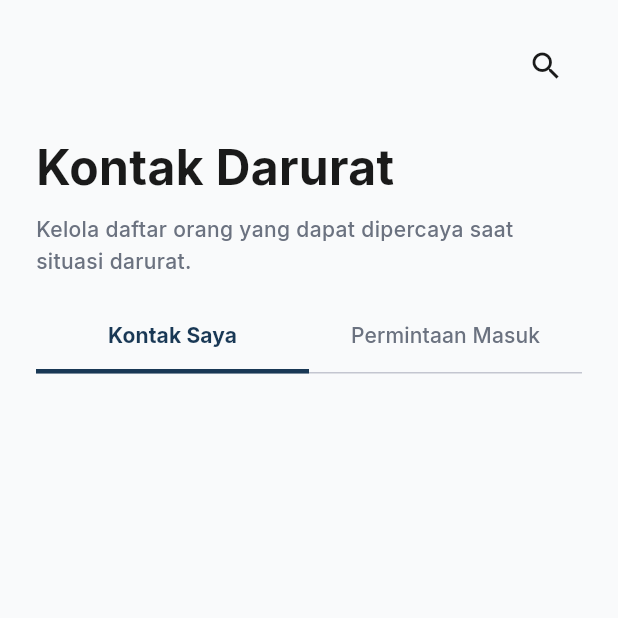
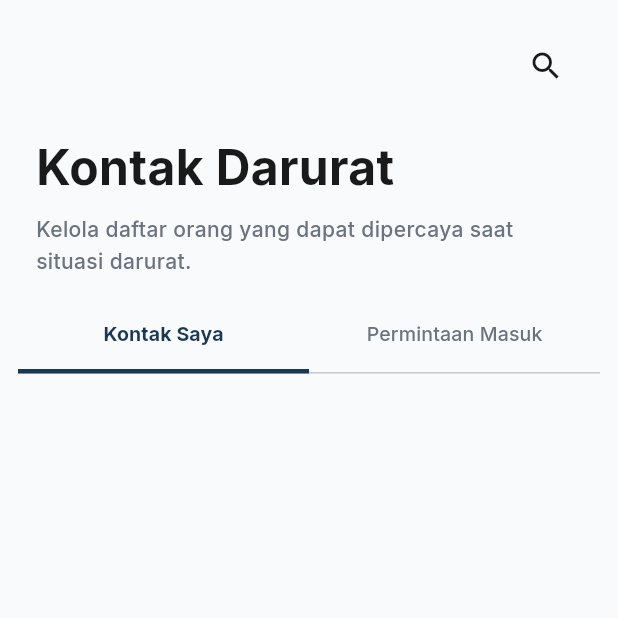
Before and after one commit to Firsandi/Safe, a Flutter app: the EmergencyContactsPage screen opened directly, on a phone screen of 412 x 824 dp, the top half of it. Run offline on Flutter 3.47's test engine with Material 3 defaults, Android fonts, the phone set to English and light mode, and no system bars; our stand-ins replace audioplayers, dartz, dio, equatable, firebase_core, firebase_messaging and 10 more; accounts and stored records are empty; network calls fail; project files that could hold a hidden picture were left out.

Commit message:
feat: refine localization, fix SOS button layout, resolve tab bar overflow and WA/Call launching

```diff
--- a/lib/features/emergency/presentation/pages/emergency_contacts_page.dart
+++ b/lib/features/emergency/presentation/pages/emergency_contacts_page.dart
@@ -110,31 +110,50 @@ class _EmergencyContactsPageState extends State<EmergencyContactsPage> {
 
                 // Custom TabBar
                 Padding(
-                  padding: const EdgeInsets.symmetric(horizontal: 24),
+                  padding: const EdgeInsets.symmetric(horizontal: 12),
                   child: TabBar(
                     labelColor: const Color(0xFF193855),
                     unselectedLabelColor: AppColors.textGrey,
                     indicatorColor: const Color(0xFF193855),
                     indicatorSize: TabBarIndicatorSize.tab,
                     indicatorWeight: 3,
-                    labelStyle: AppTextStyles.subHeading.copyWith(fontWeight: FontWeight.bold, fontSize: 14),
-                    unselectedLabelStyle: AppTextStyles.subHeading.copyWith(fontSize: 14),
+                    labelPadding: const EdgeInsets.symmetric(horizontal: 4),
+                    labelStyle: AppTextStyles.subHeading.copyWith(fontWeight: FontWeight.bold, fontSize: 13),
+                    unselectedLabelStyle: AppTextStyles.subHeading.copyWith(fontSize: 13),
                     tabs: [
-                      Tab(text: AppLocalizations.of(context)!.myContacts),
                       Tab(
+                        child: FittedBox(
+                          fit: BoxFit.scaleDown,
+                          child: Text(AppLocalizations.of(context)!.myContacts),
+                        ),
+                      ),
+                      Tab(
+                        child: FittedBox(
+                          fit: BoxFit.scaleDown,
                           child: Row(
                             mainAxisAlignment: MainAxisAlignment.center,
                             children: [
                               Text(AppLocalizations.of(context)!.incomingRequests),
                               if (pendingCount > 0) ...[
-                              const SizedBox(width: 6),
+                                const SizedBox(width: 4),
                                 Container(
-                                padding: const EdgeInsets.all(6),
-                                decoration: const BoxDecoration(color: Colors.red, shape: BoxShape.circle),
-                                child: Text('$pendingCount', style: const TextStyle(color: Colors.white, fontSize: 10, fontWeight: FontWeight.bold)),
+                                  padding: const EdgeInsets.symmetric(horizontal: 5, vertical: 2),
+                                  decoration: BoxDecoration(
+                                    color: Colors.red,
+                                    borderRadius: BorderRadius.circular(10),
+                                  ),
+                                  child: Text(
+                                    '$pendingCount',
+                                    style: const TextStyle(
+                                      color: Colors.white,
+                                      fontSize: 9,
+                                      fontWeight: FontWeight.bold,
+                                    ),
+                                  ),
                                 ),
                               ],
                             ],
+                          ),
                         ),
                       ),
                     ],
@@ -448,14 +467,40 @@ class _EmergencyContactsPageState extends State<EmergencyContactsPage> {
 
   Future<void> _launchDialer(String phone) async {
     final uri = Uri(scheme: 'tel', path: phone);
-    if (await canLaunchUrl(uri)) { await launchUrl(uri); }
+    try {
+      final success = await launchUrl(uri);
+      if (!success && mounted) {
+        ScaffoldMessenger.of(context).showSnackBar(
+          const SnackBar(content: Text('Failed to open dialer')),
+        );
+      }
+    } catch (e) {
+      if (mounted) {
+        ScaffoldMessenger.of(context).showSnackBar(
+          SnackBar(content: Text('Could not open dialer: $e')),
+        );
+      }
+    }
   }
 
   Future<void> _launchWhatsApp(String phone) async {
     String cleaned = phone.replaceAll(RegExp(r'[^0-9]'), '');
     if (cleaned.startsWith('0')) cleaned = '62${cleaned.substring(1)}';
     final uri = Uri.parse('https://wa.me/$cleaned');
-    if (await canLaunchUrl(uri)) { await launchUrl(uri, mode: LaunchMode.externalApplication); }
+    try {
+      final success = await launchUrl(uri, mode: LaunchMode.externalApplication);
+      if (!success && mounted) {
+        ScaffoldMessenger.of(context).showSnackBar(
+          const SnackBar(content: Text('Failed to launch WhatsApp')),
+        );
+      }
+    } catch (e) {
+      if (mounted) {
+        ScaffoldMessenger.of(context).showSnackBar(
+          SnackBar(content: Text('Could not launch WhatsApp: $e')),
+        );
+      }
+    }
   }
 
   void _showContactProfile(ContactEntity contact) {
--- a/lib/l10n/app_localizations.dart
+++ b/lib/l10n/app_localizations.dart
@@ -823,6 +823,54 @@ abstract class AppLocalizations {
   /// In en, this message translates to:
   /// **'If permissions are not granted, please enable them manually in the App Settings.'**
   String get openSettingsInstruction;
+
+  /// No description provided for @severeShakeDetected.
+  ///
+  /// In en, this message translates to:
+  /// **'Severe Shake Detected'**
+  String get severeShakeDetected;
+
+  /// No description provided for @fallDetected.
+  ///
+  /// In en, this message translates to:
+  /// **'Fall Detected'**
+  String get fallDetected;
+
+  /// No description provided for @crashImpactDetected.
+  ///
+  /// In en, this message translates to:
+  /// **'Crash & Impact Detected'**
+  String get crashImpactDetected;
+
+  /// No description provided for @severeImpactDetected.
+  ///
+  /// In en, this message translates to:
+  /// **'Severe Impact Detected'**
+  String get severeImpactDetected;
+
+  /// No description provided for @impactForceLabel.
+  ///
+  /// In en, this message translates to:
+  /// **'IMPACT FORCE'**
+  String get impactForceLabel;
+
+  /// No description provided for @locationLabel.
+  ///
+  /// In en, this message translates to:
+  /// **'LOCATION'**
+  String get locationLabel;
+
+  /// No description provided for @connectionIssuesTitle.
+  ///
+  /// In en, this message translates to:
+  /// **'Connection Issues'**
+  String get connectionIssuesTitle;
+
+  /// No description provided for @connectionIssuesDesc.
+  ///
+  /// In en, this message translates to:
+  /// **'Failed to send SOS due to connection issues. Your SOS is saved in the offline queue and will sync automatically when your connection is restored.\n\nPlease contact emergency services or your contacts manually if possible.'**
+  String get connectionIssuesDesc;
 }
 
 class _AppLocalizationsDelegate
```
Also changed, not shown: lib/features/emergency/presentation/pages/emergency_countdown_page.dart (+4 -8 lines), lib/features/home/presentation/pages/home_page.dart (+13 -5 lines), lib/features/home/presentation/widgets/sos_button.dart (+12 -9 lines), lib/l10n/app_en.arb (+9 -1 lines), lib/l10n/app_id.arb (+9 -1 lines), lib/l10n/app_localizations_en.dart (+25 -0 lines), lib/l10n/app_localizations_id.dart (+25 -0 lines), 1 other file. Lines whose indentation alone changed are shown as unchanged.
